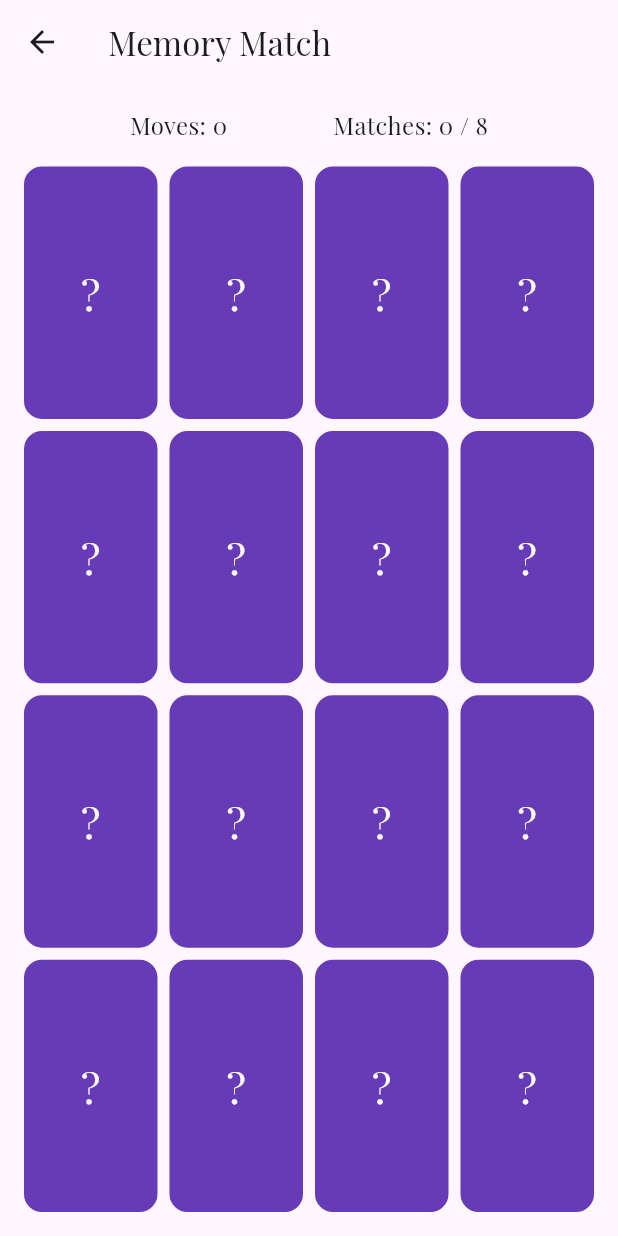
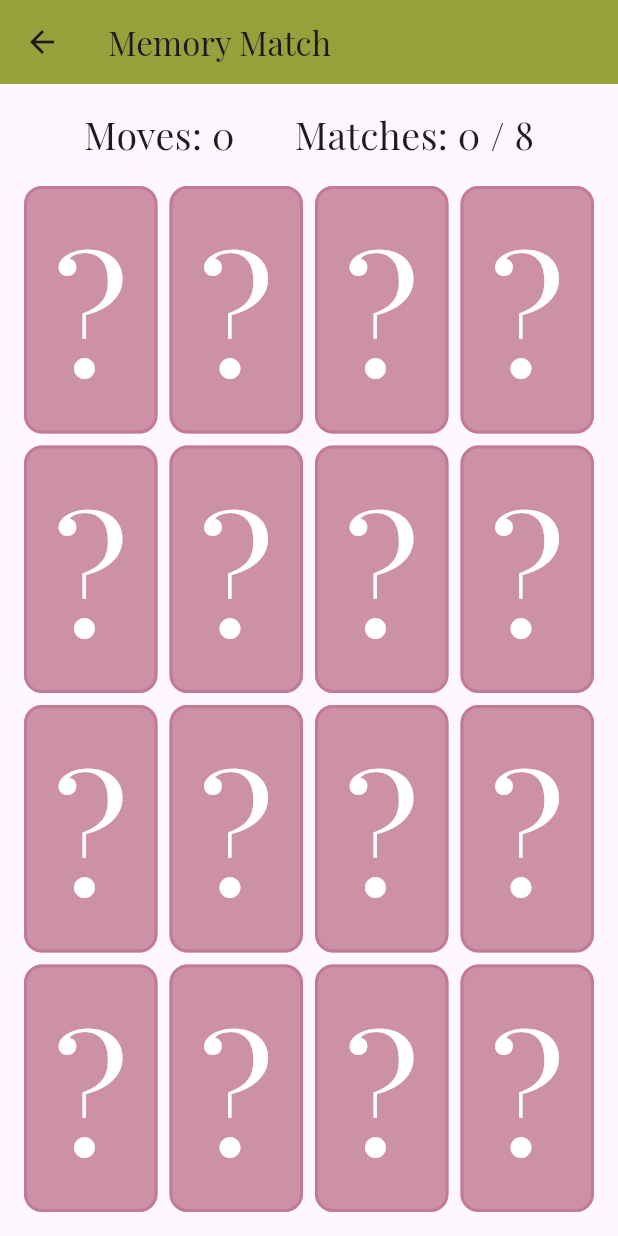
Before and after one commit to brit-dotcom/GWC-Project-7, a Flutter app: the MemoryMatchScreen screen opened directly with empty values, on a phone screen of 412 x 824 dp. Run offline on Flutter 3.47's test engine with Material 3 defaults, Android fonts, the light colour scheme and no system bars; our stand-ins replace cloud_firestore, firebase_auth, firebase_core, google_fonts; accounts and stored records are empty.

Commit message:
Made some small UI changes

```diff
--- a/lib/screens/color_sequence_screen.dart
+++ b/lib/screens/color_sequence_screen.dart
@@ -181,7 +181,9 @@ class _ColorSequenceScreenState extends State<ColorSequenceScreen> {
   @override
   Widget build(BuildContext context) {
     return Scaffold(
-      appBar: AppBar(title: const Text('Color Sequence')),
+      appBar: AppBar(title: const Text('Color Sequence'),
+      backgroundColor: Color(0xFF97A13B),
+      ),
       body: Padding(
         padding: const EdgeInsets.symmetric(horizontal: 24, vertical: 20),
         child: Column(
@@ -334,7 +336,7 @@ class _ColorSequenceScreenState extends State<ColorSequenceScreen> {
       child: ElevatedButton(
         onPressed: _startGame,
         style: ElevatedButton.styleFrom(
-          backgroundColor: Colors.deepPurple,
+          backgroundColor: Color(0xFF97A13B),
           foregroundColor: Colors.white,
           padding: const EdgeInsets.symmetric(vertical: 16),
           shape: RoundedRectangleBorder(
--- a/lib/screens/memory_match_screen.dart
+++ b/lib/screens/memory_match_screen.dart
@@ -186,7 +186,9 @@ class _MemoryMatchScreenState extends State<MemoryMatchScreen> {
     }
 
     return Scaffold(
-      appBar: AppBar(title: const Text('Memory Match')),
+      appBar: AppBar(title: const Text('Memory Match'),
+      backgroundColor: Color(0xFF97A13B),
+      ),
       body: Padding(
         padding: const EdgeInsets.all(16),
         child: Column(
@@ -196,10 +198,10 @@ class _MemoryMatchScreenState extends State<MemoryMatchScreen> {
               mainAxisAlignment: MainAxisAlignment.spaceEvenly,
               children: [
                 Text('Moves: $moves',
-                  style: const TextStyle(fontSize: 16),
+                  style: const TextStyle(fontSize: 25),
                 ),
                 Text('Matches: $matchesFound / 8',
-                  style: const TextStyle(fontSize: 16),
+                  style: const TextStyle(fontSize: 25),
                 ),
               ],
             ),
@@ -234,15 +236,15 @@ class _MemoryMatchScreenState extends State<MemoryMatchScreen> {
                           duration: const Duration(milliseconds: 300),
                           decoration: BoxDecoration(
                             color: matched[index]
-                                ? Colors.green.shade100
+                                ? Color.fromARGB(255, 212, 255, 194)
                                 : isFlipped
-                                    ? Colors.deepPurple.shade100
-                                    : Colors.deepPurple,
+                                    ? Color.fromRGBO(233, 182, 203, 0.8)
+                                    : Color.fromARGB(204, 192, 118, 145),
                             borderRadius: BorderRadius.circular(12),
                             border: Border.all(
                               color: matched[index]
-                                  ? Colors.green
-                                  : Colors.deepPurple,
+                                  ? Color(0xFF97A13B)
+                                  : Color.fromARGB(204, 192, 118, 145),
                               width: 2,
                             ),
                           ),
@@ -250,7 +252,7 @@ class _MemoryMatchScreenState extends State<MemoryMatchScreen> {
                             child: Text(
                               isFlipped ? cards[index] : '?',
                               style: TextStyle(
-                                fontSize: 28,
+                                fontSize: 108,
                                 color: isFlipped ? null : Colors.white,
                               ),
                             ),
```
Also changed, not shown: lib/screens/study_screen.dart (+6 -5 lines).
